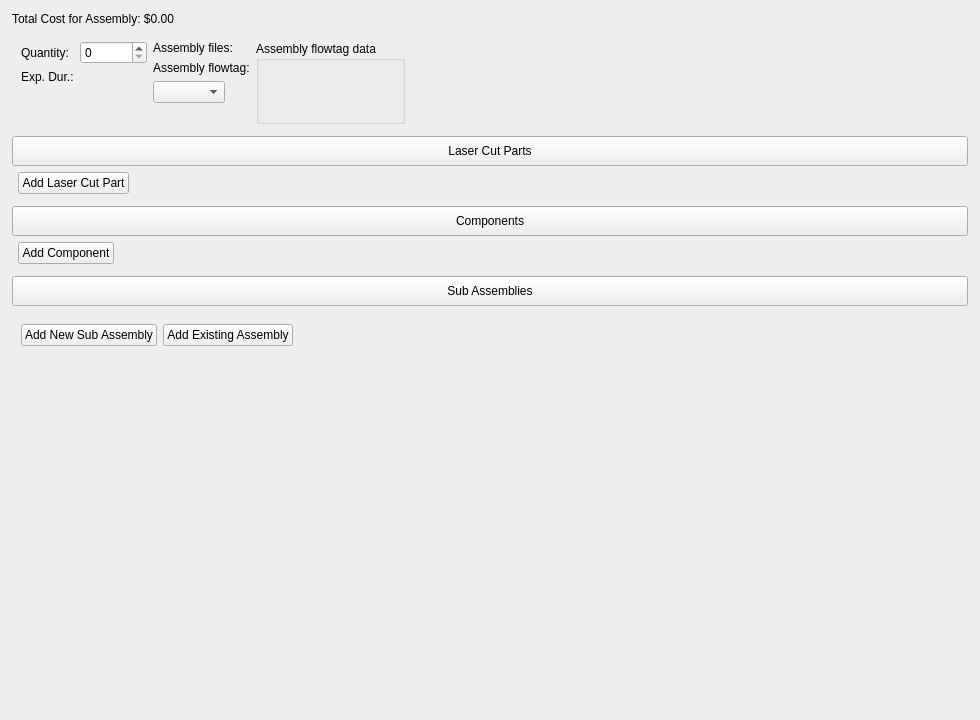
This is ui/widgets/assembly_widget.ui in TheCodingJsoftware/Invigo as Qt 5 draws it before an edit. The edited form follows.
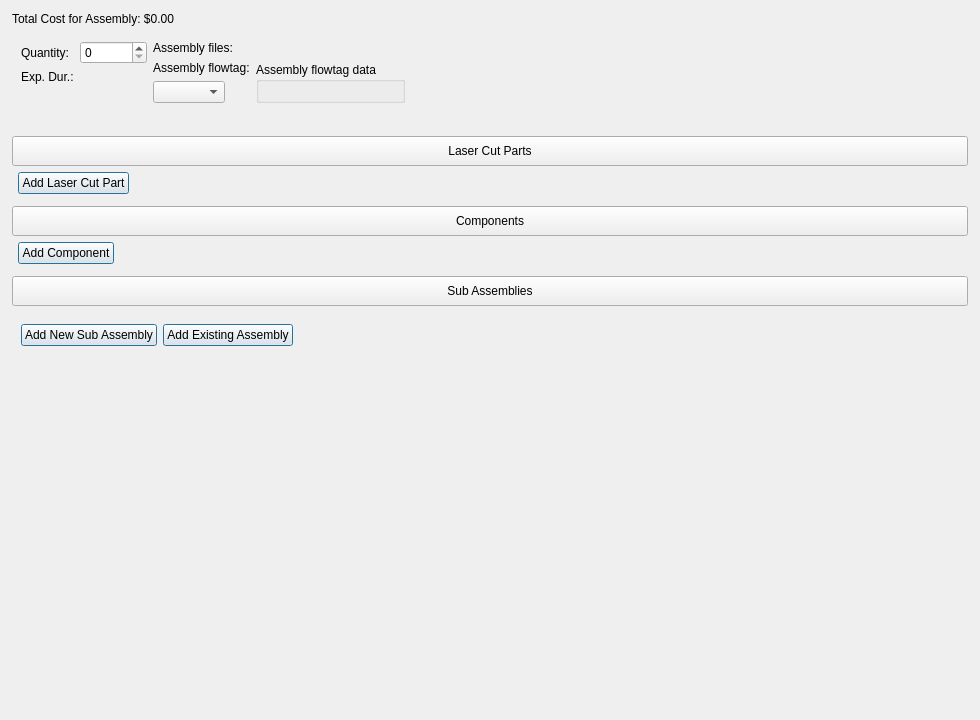
This is the edited form.

The edit to the form file:
```diff
--- a/ui/widgets/assembly_widget.ui
+++ b/ui/widgets/assembly_widget.ui
@@ -234,6 +234,12 @@
            </item>
            <item>
             <widget class="QGroupBox" name="groupBox_flowtag_data">
+             <property name="sizePolicy">
+              <sizepolicy hsizetype="Fixed" vsizetype="Fixed">
+               <horstretch>0</horstretch>
+               <verstretch>0</verstretch>
+              </sizepolicy>
+             </property>
              <property name="title">
               <string>Assembly flowtag data</string>
              </property>
@@ -335,6 +341,9 @@
                    <property name="text">
                     <string>Add Laser Cut Part</string>
                    </property>
+                   <property name="default">
+                    <bool>true</bool>
+                   </property>
                   </widget>
                  </item>
                  <item>
@@ -440,6 +449,9 @@
                    <property name="text">
                     <string>Add Component</string>
                    </property>
+                   <property name="default">
+                    <bool>true</bool>
+                   </property>
                   </widget>
                  </item>
                  <item>
@@ -562,6 +574,9 @@
                  <property name="text">
                   <string>Add New Sub Assembly</string>
                  </property>
+                 <property name="default">
+                  <bool>true</bool>
+                 </property>
                 </widget>
                </item>
                <item row="0" column="1">
@@ -575,6 +590,9 @@
                  <property name="text">
                   <string>Add Existing Assembly</string>
                  </property>
+                 <property name="default">
+                  <bool>true</bool>
+                 </property>
                 </widget>
                </item>
               </layout>
```
